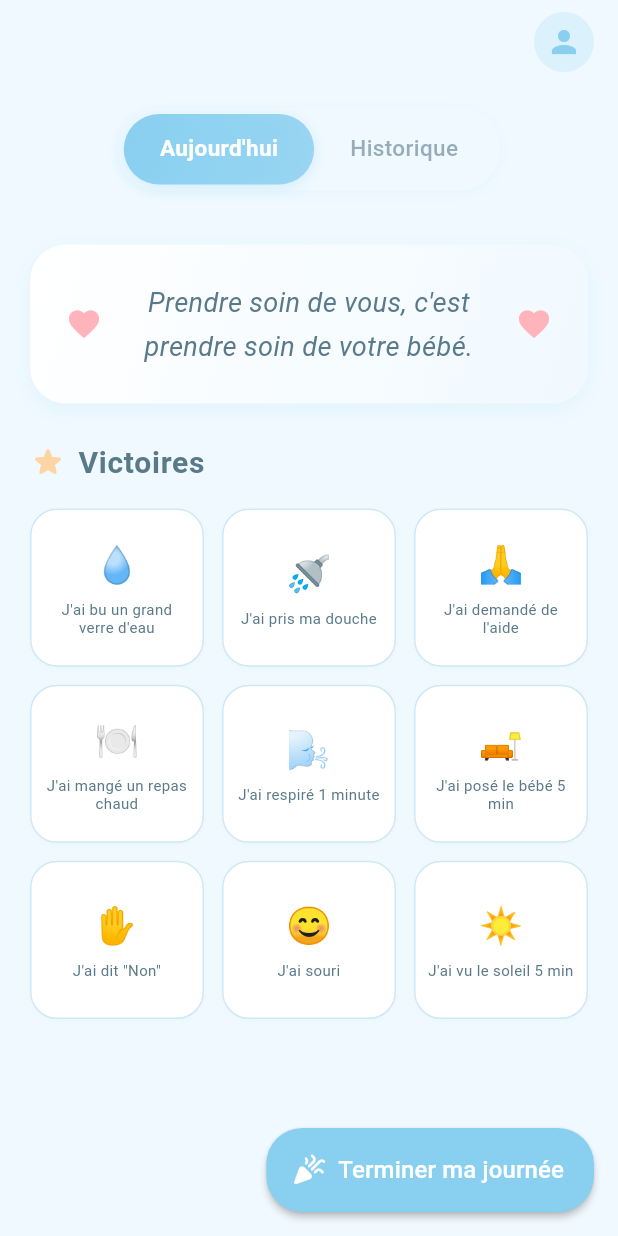
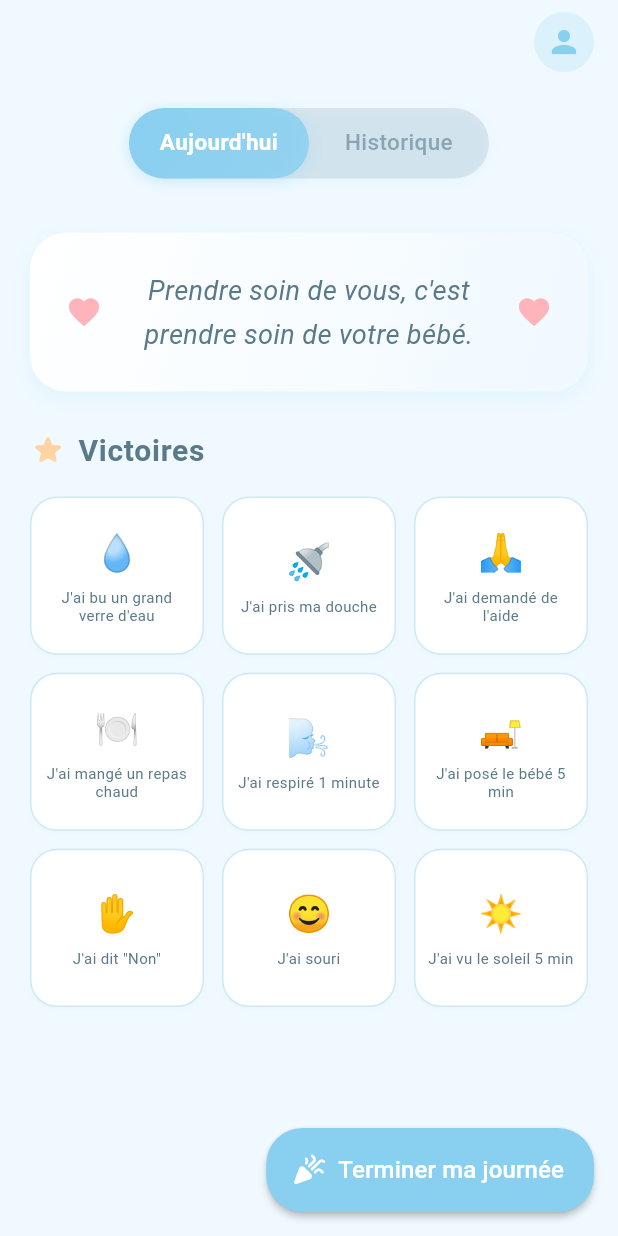
Before and after one commit to rachiddaoud/silva, a Flutter app: the screen it shows after launch, on a phone screen of 412 x 824 dp. Run offline on Flutter 3.47's test engine with Material 3 defaults, Android fonts, the phone set to English and light mode, and no system bars; our stand-ins replace flutter_local_notifications, share_plus, shared_preferences, timezone.

Commit message:
Refactor TodayHistoryToggle widget to enhance UI and interaction. Introduced animated positioning for toggle buttons, adjusted layout with a stack, and improved button styling for better user experience. Updated button width and text handling for improved responsiveness.

```diff
--- a/lib/widgets/today_history_toggle.dart
+++ b/lib/widgets/today_history_toggle.dart
@@ -15,12 +15,14 @@ class TodayHistoryToggle extends StatelessWidget {
   @override
   Widget build(BuildContext context) {
     final theme = Theme.of(context);
+    const buttonWidth = 120.0;
+    final isHistory = selectedMode == ViewMode.history;
 
     return Container(
       margin: const EdgeInsets.symmetric(vertical: 16),
-      padding: const EdgeInsets.all(4),
+      width: buttonWidth * 2,
       decoration: BoxDecoration(
-        color: theme.colorScheme.surface,
+        color: theme.colorScheme.onSurface.withValues(alpha: 0.15),
         borderRadius: BorderRadius.circular(30),
         boxShadow: [
           BoxShadow(
@@ -30,20 +32,55 @@ class TodayHistoryToggle extends StatelessWidget {
           ),
         ],
       ),
-      child: Row(
-        mainAxisSize: MainAxisSize.min,
+      child: Stack(
+        children: [
+          // Pastille animée
+          AnimatedPositioned(
+            duration: const Duration(milliseconds: 300),
+            curve: Curves.easeInOut,
+            left: isHistory ? buttonWidth : 0.0,
+            top: 0,
+            bottom: 0,
+            width: buttonWidth,
+            child: Container(
+              decoration: BoxDecoration(
+                gradient: LinearGradient(
+                  begin: Alignment.topLeft,
+                  end: Alignment.bottomRight,
+                  colors: [
+                    theme.colorScheme.primary,
+                    theme.colorScheme.primary.withValues(alpha: 0.8),
+                  ],
+                ),
+                borderRadius: BorderRadius.circular(30),
+                boxShadow: [
+                  BoxShadow(
+                    color: theme.colorScheme.primary.withValues(alpha: 0.3),
+                    blurRadius: 8,
+                    offset: const Offset(0, 2),
+                  ),
+                ],
+              ),
+            ),
+          ),
+          // Boutons avec texte
+          Row(
             children: [
               _buildToggleButton(
                 context,
                 'Aujourd\'hui',
                 ViewMode.today,
                 theme,
+                buttonWidth,
               ),
               _buildToggleButton(
                 context,
                 'Historique',
                 ViewMode.history,
                 theme,
+                buttonWidth,
+              ),
+            ],
           ),
         ],
       ),
@@ -55,40 +92,20 @@ class TodayHistoryToggle extends StatelessWidget {
     String label,
     ViewMode mode,
     ThemeData theme,
+    double width,
   ) {
     final isSelected = selectedMode == mode;
 
     return GestureDetector(
       onTap: () => onModeChanged(mode),
-      child: AnimatedContainer(
-        duration: const Duration(milliseconds: 200),
-        curve: Curves.easeInOut,
-        padding: const EdgeInsets.symmetric(horizontal: 24, vertical: 12),
-        decoration: BoxDecoration(
-          gradient: isSelected
-              ? LinearGradient(
-                  begin: Alignment.topLeft,
-                  end: Alignment.bottomRight,
-                  colors: [
-                    theme.colorScheme.primary,
-                    theme.colorScheme.primary.withValues(alpha: 0.8),
-                  ],
-                )
-              : null,
-          color: isSelected ? null : Colors.transparent,
-          borderRadius: BorderRadius.circular(26),
-          boxShadow: isSelected
-              ? [
-                  BoxShadow(
-                    color: theme.colorScheme.primary.withValues(alpha: 0.3),
-                    blurRadius: 8,
-                    offset: const Offset(0, 2),
-                  ),
-                ]
-              : null,
-        ),
+      child: Container(
+        width: width,
+        padding: const EdgeInsets.symmetric(horizontal: 16, vertical: 12),
         child: Text(
           label,
+          textAlign: TextAlign.center,
+          maxLines: 1,
+          overflow: TextOverflow.ellipsis,
           style: TextStyle(
             fontSize: 15,
             fontWeight: isSelected ? FontWeight.w600 : FontWeight.w500,
```
Lines whose indentation alone changed are shown as unchanged.
